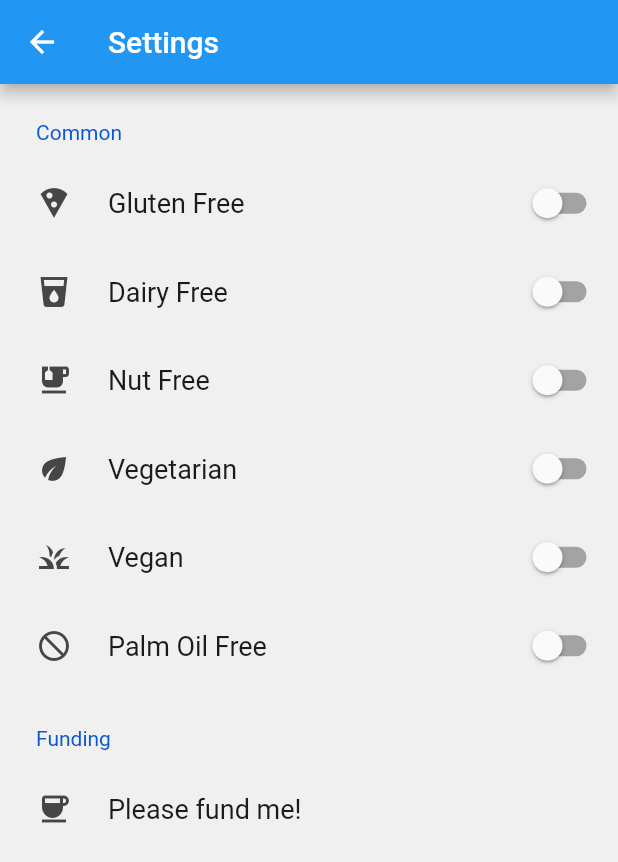
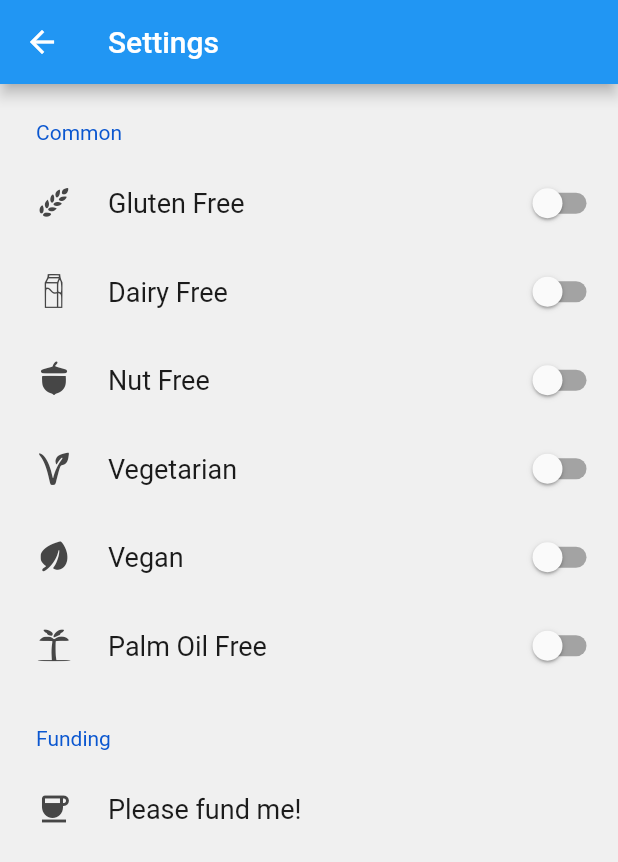
Before and after one commit to bloedboemmel/PickyPal, a Flutter app: the SettingsPage screen opened directly, on a phone screen of 412 x 824 dp. Shown: the top 862 px of the screen. Run offline on Flutter 3.47's test engine with Material 2 defaults, Android fonts, the phone set to English and light mode, and no system bars; drawn by our look-alikes of settings_ui; our stand-ins replace fl_chart, shared_preferences; missing offline and left inert: qr_mobile_vision; accounts and stored records are empty; generated files the repository leaves out were written again.

Commit message:
Added custom icons, ready for release

```diff
--- a/lib/Allergy.dart
+++ b/lib/Allergy.dart
@@ -1,28 +1,29 @@
 import 'package:PickyPal/product.dart';
 import 'package:flutter/material.dart';
 import 'package:flutter_gen/gen_l10n/app_localizations.dart';
+import 'package:PickyPal/allergies_icons.dart';
 class Allergy{
   YESMAYBENO suitable;
   String name;
   IconData icon;
-  Allergy({required this.name, required this.suitable, this.icon = Icons.snowing});
+  Allergy({required this.name, required this.suitable, this.icon = Allergies.gluten});
   factory Allergy.glutenfree({required BuildContext context, YESMAYBENO suitable= YESMAYBENO.no}){
-    return Allergy(name: AppLocalizations.of(context)!.glutenFree, suitable: suitable, icon: Icons.local_pizza);
+    return Allergy(name: AppLocalizations.of(context)!.glutenFree, suitable: suitable, icon: Allergies.gluten);
   }
   factory Allergy.vegan({required BuildContext context, YESMAYBENO suitable= YESMAYBENO.no}){
-    return Allergy(name: AppLocalizations.of(context)!.vegan, suitable: suitable, icon: Icons.grass_outlined);
+    return Allergy(name: AppLocalizations.of(context)!.vegan, suitable: suitable, icon: Allergies.vegan);
   }
   factory Allergy.vegetarian({required BuildContext context, YESMAYBENO suitable= YESMAYBENO.no}){
-    return Allergy(name: AppLocalizations.of(context)!.vegetarian, suitable: suitable, icon: Icons.eco);
+    return Allergy(name: AppLocalizations.of(context)!.vegetarian, suitable: suitable, icon: Allergies.vegeterian);
   }
   factory Allergy.nutsFree({required BuildContext context, YESMAYBENO suitable= YESMAYBENO.no}){
-    return Allergy(name: AppLocalizations.of(context)!.nutFree, suitable: suitable, icon: Icons.emoji_food_beverage);
+    return Allergy(name: AppLocalizations.of(context)!.nutFree, suitable: suitable, icon: Allergies.nut);
   }
   factory Allergy.dairyFree({required BuildContext context, YESMAYBENO suitable= YESMAYBENO.no}){
-    return Allergy(name: AppLocalizations.of(context)!.dairyFree, suitable: suitable, icon: Icons.local_drink);
+    return Allergy(name: AppLocalizations.of(context)!.dairyFree, suitable: suitable, icon: Allergies.milk);
   }
   factory Allergy.palmOilFree({required BuildContext context, YESMAYBENO suitable= YESMAYBENO.no}){
-    return Allergy(name: AppLocalizations.of(context)!.palmOilFree, suitable: suitable, icon: Icons.not_interested);
+    return Allergy(name: AppLocalizations.of(context)!.palmOilFree, suitable: suitable, icon: Allergies.palm);
   }
 
 
--- /dev/null
+++ b/lib/allergies_icons.dart
@@ -0,0 +1,30 @@
+/// Flutter icons Allergies
+/// Copyright (C) 2023 by original authors @ fluttericon.com, fontello.com
+/// This font was generated by FlutterIcon.com, which is derived from Fontello.
+///
+/// To use this font, place it in your fonts/ directory and include the
+/// following in your pubspec.yaml
+///
+/// flutter:
+///   fonts:
+///    - family:  Allergies
+///      fonts:
+///       - asset: fonts/Allergies.ttf
+///
+///
+///
+import 'package:flutter/widgets.dart';
+
+class Allergies {
+  Allergies._();
+
+  static const _kFontFam = 'Allergies';
+  static const String? _kFontPkg = null;
+
+  static const IconData vegeterian = IconData(0xe800, fontFamily: _kFontFam, fontPackage: _kFontPkg);
+  static const IconData gluten = IconData(0xe801, fontFamily: _kFontFam, fontPackage: _kFontPkg);
+  static const IconData milk = IconData(0xe802, fontFamily: _kFontFam, fontPackage: _kFontPkg);
+  static const IconData nut = IconData(0xe803, fontFamily: _kFontFam, fontPackage: _kFontPkg);
+  static const IconData palm = IconData(0xe804, fontFamily: _kFontFam, fontPackage: _kFontPkg);
+  static const IconData vegan = IconData(0xe805, fontFamily: _kFontFam, fontPackage: _kFontPkg);
+}
--- a/pubspec.yaml
+++ b/pubspec.yaml
@@ -45,6 +45,10 @@ dev_dependencies:
 flutter:
   uses-material-design: true
   generate: true
+  fonts:
+    - family: Allergies
+      fonts:
+        - asset: fonts/Allergies.ttf
 flutter_icons:
   android: "launcher_icon"
   ios: true
```
Also changed, not shown: fonts/Allergies.ttf (added), lib/assets/images/allergies/gluten.png (added), lib/assets/images/allergies/milk.png (added), lib/assets/images/allergies/nut.png (added), lib/assets/images/allergies/palm.png (added), lib/assets/images/allergies/vegan.png (added), lib/assets/images/allergies/vegeterian.png (added), 5 other files.
